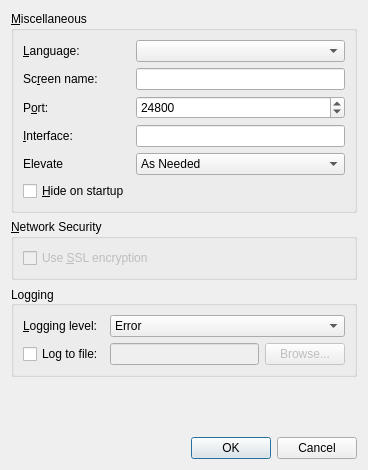
deskflow/deskflow, file src/gui/res/SettingsDialogBase.ui: the form before one commit.
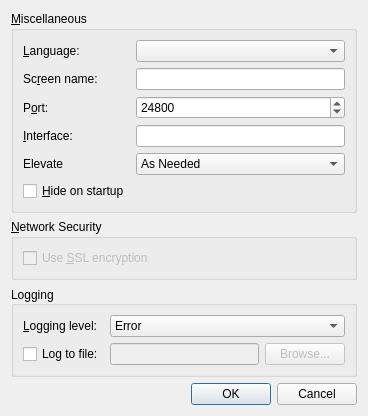
The form after the commit.

Commit message: #5629 Fix height of settings dialog

Diff of the .ui file:
```diff
--- a/src/gui/res/SettingsDialogBase.ui
+++ b/src/gui/res/SettingsDialogBase.ui
@@ -7,7 +7,7 @@
     <x>0</x>
     <y>0</y>
     <width>368</width>
-    <height>470</height>
+    <height>380</height>
    </rect>
   </property>
   <property name="windowTitle">
```
